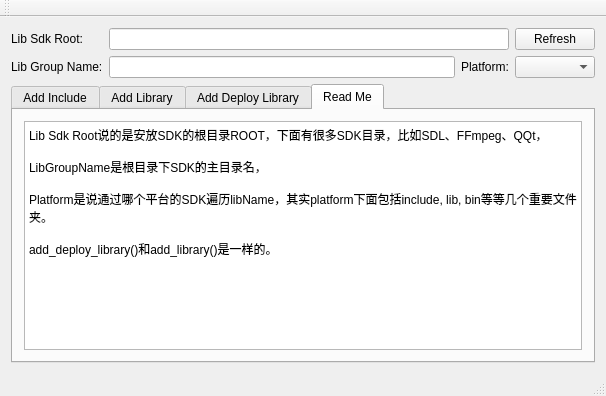
This is demo/AddLibraryTool/mainwindow.ui in AbelTian/multi-link as Qt 5 draws it before an edit. The edited form follows.
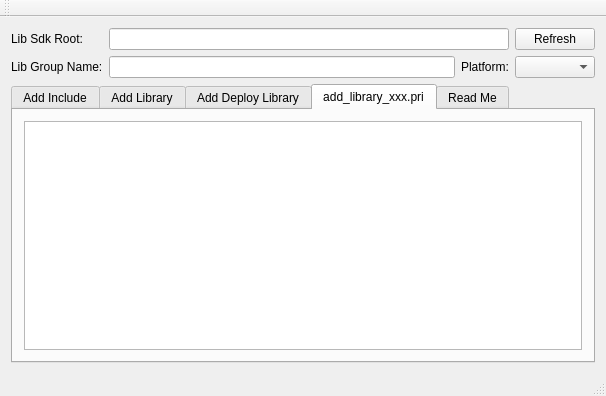
This is the edited form.

Patch:
```diff
--- a/demo/AddLibraryTool/mainwindow.ui
+++ b/demo/AddLibraryTool/mainwindow.ui
@@ -70,6 +70,16 @@
         </item>
        </layout>
       </widget>
+      <widget class="QWidget" name="tab_5">
+       <attribute name="title">
+        <string>add_library_xxx.pri</string>
+       </attribute>
+       <layout class="QHBoxLayout" name="horizontalLayout_5">
+        <item>
+         <widget class="QTextBrowser" name="textBrowser_4"/>
+        </item>
+       </layout>
+      </widget>
       <widget class="QWidget" name="tab_3">
        <attribute name="title">
         <string>Read Me</string>
```
Left out of the diff: 2 changed lines with no effect on the pictures.
